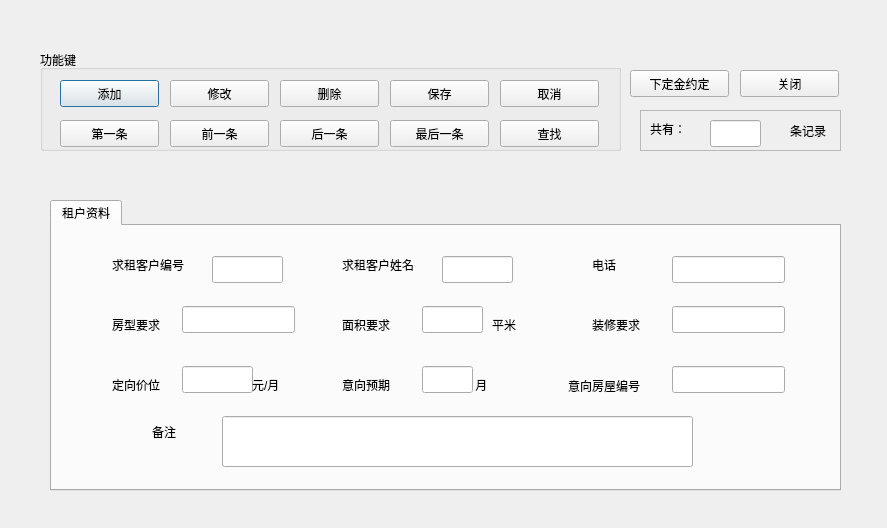
First picture: the form in rentingdata.ui, repository angeiv/house, before the edit.
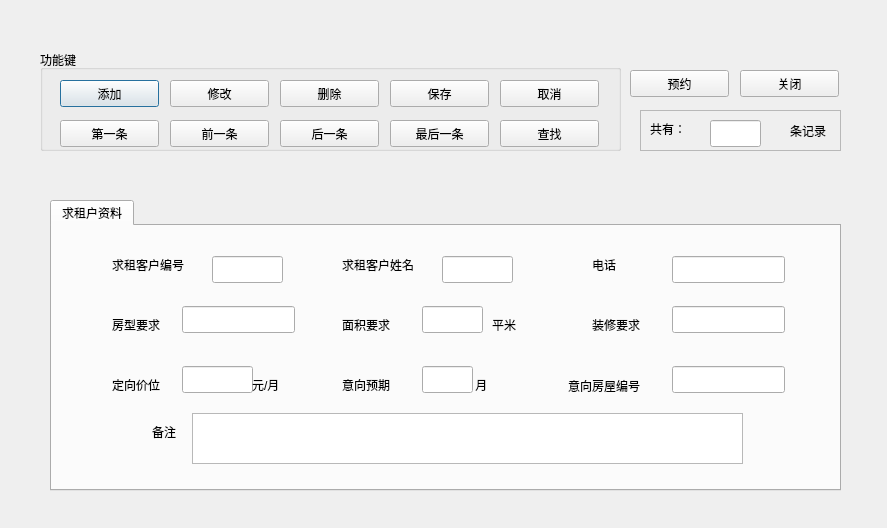
Second picture: the form after the edit.

```diff
--- a/rentingdata.ui
+++ b/rentingdata.ui
@@ -222,7 +222,7 @@
    </property>
    <widget class="QWidget" name="tab_2">
     <attribute name="title">
-     <string>租户资料</string>
+     <string>求租户资料</string>
     </attribute>
     <widget class="QLabel" name="label">
      <property name="geometry">
@@ -444,16 +444,6 @@
       </rect>
      </property>
     </widget>
-    <widget class="QLineEdit" name="lineEdit_Remark">
-     <property name="geometry">
-      <rect>
-       <x>170</x>
-       <y>190</y>
-       <width>471</width>
-       <height>51</height>
-      </rect>
-     </property>
-    </widget>
     <widget class="QLabel" name="label_13">
      <property name="geometry">
       <rect>
@@ -493,6 +483,16 @@
       <string> 月</string>
      </property>
     </widget>
+    <widget class="QTextEdit" name="textEditRemark">
+     <property name="geometry">
+      <rect>
+       <x>140</x>
+       <y>187</y>
+       <width>551</width>
+       <height>51</height>
+      </rect>
+     </property>
+    </widget>
    </widget>
   </widget>
   <widget class="QPushButton" name="btnClose">
@@ -518,7 +518,7 @@
     </rect>
    </property>
    <property name="text">
-    <string>下定金约定</string>
+    <string>预约</string>
    </property>
   </widget>
  </widget>
```
